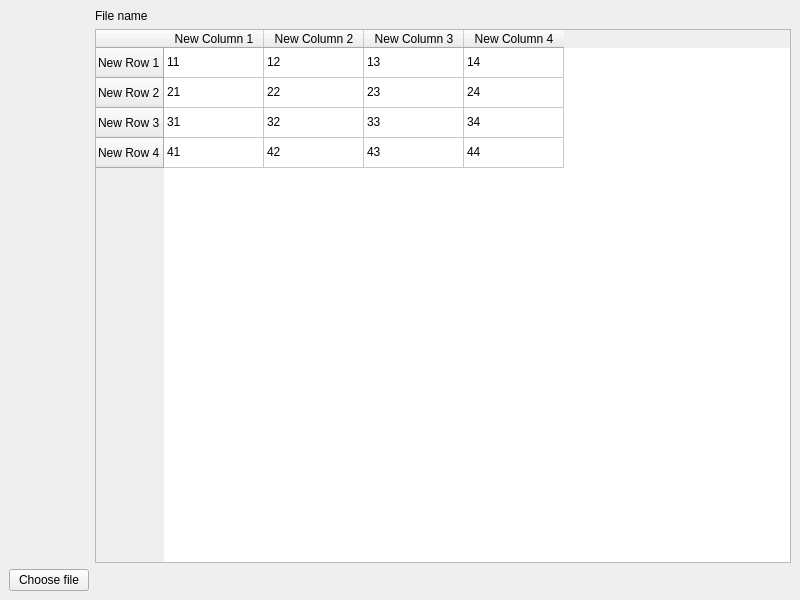
This is template.ui in Prx001/Display-Excel-data as Qt 5 draws it before an edit. The edited form follows.
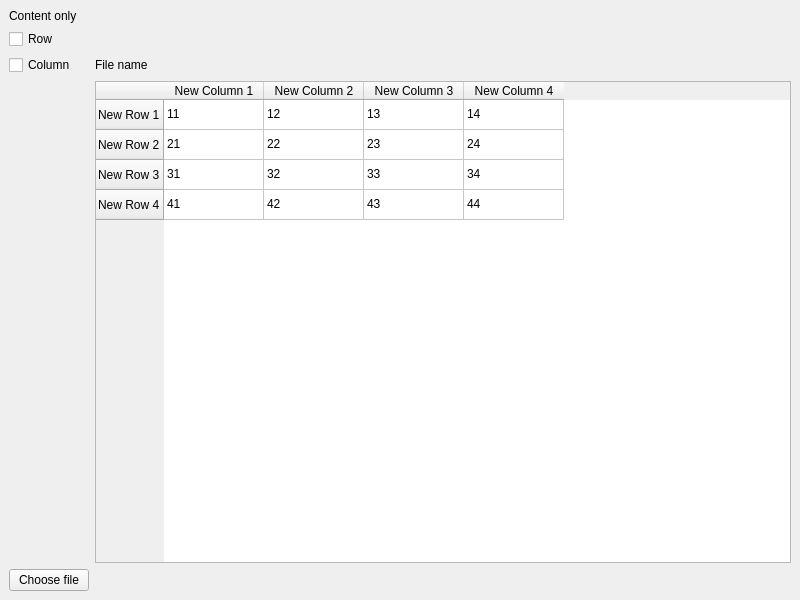
This is the edited form.

Diff of the .ui file:
```diff
--- a/template.ui
+++ b/template.ui
@@ -17,14 +17,21 @@
    <layout class="QVBoxLayout" name="verticalLayout">
     <item>
      <layout class="QGridLayout" name="gridLayout">
-      <item row="0" column="3">
-       <widget class="QLabel" name="fileNameLabel">
+      <item row="1" column="4">
+       <widget class="QCheckBox" name="rowCheckBox">
         <property name="text">
-         <string>File name</string>
+         <string>Row</string>
         </property>
        </widget>
       </item>
-      <item row="1" column="3">
+      <item row="2" column="4">
+       <widget class="QCheckBox" name="columnCheckBox">
+        <property name="text">
+         <string>Column</string>
+        </property>
+       </widget>
+      </item>
+      <item row="3" column="6">
        <widget class="QTableWidget" name="dataTable">
         <property name="minimumSize">
          <size>
@@ -157,13 +164,30 @@
         </item>
        </widget>
       </item>
-      <item row="2" column="2">
+      <item row="0" column="4">
+       <widget class="QLabel" name="contentOnlyLabel">
+        <property name="text">
+         <string>Content only</string>
+        </property>
+        <property name="alignment">
+         <set>Qt::AlignLeading|Qt::AlignLeft|Qt::AlignTop</set>
+        </property>
+       </widget>
+      </item>
+      <item row="4" column="4">
        <widget class="QPushButton" name="chooseFileButton">
         <property name="text">
          <string>Choose file</string>
         </property>
        </widget>
       </item>
+      <item row="2" column="6">
+       <widget class="QLabel" name="fileNameLabel">
+        <property name="text">
+         <string>File name</string>
+        </property>
+       </widget>
+      </item>
      </layout>
     </item>
    </layout>
```
